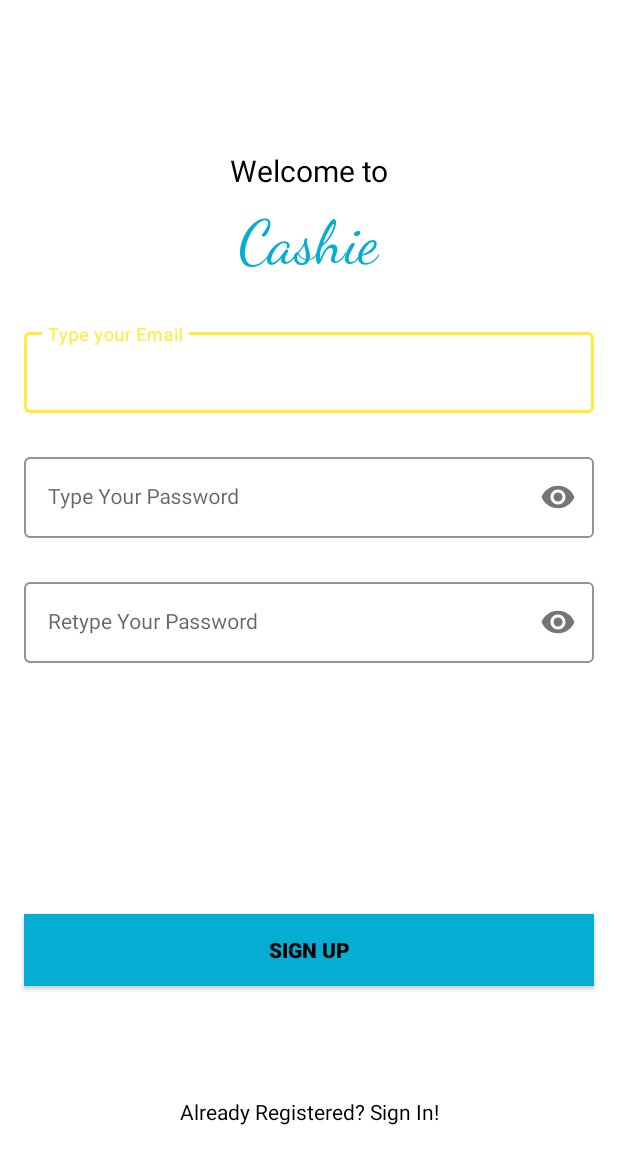
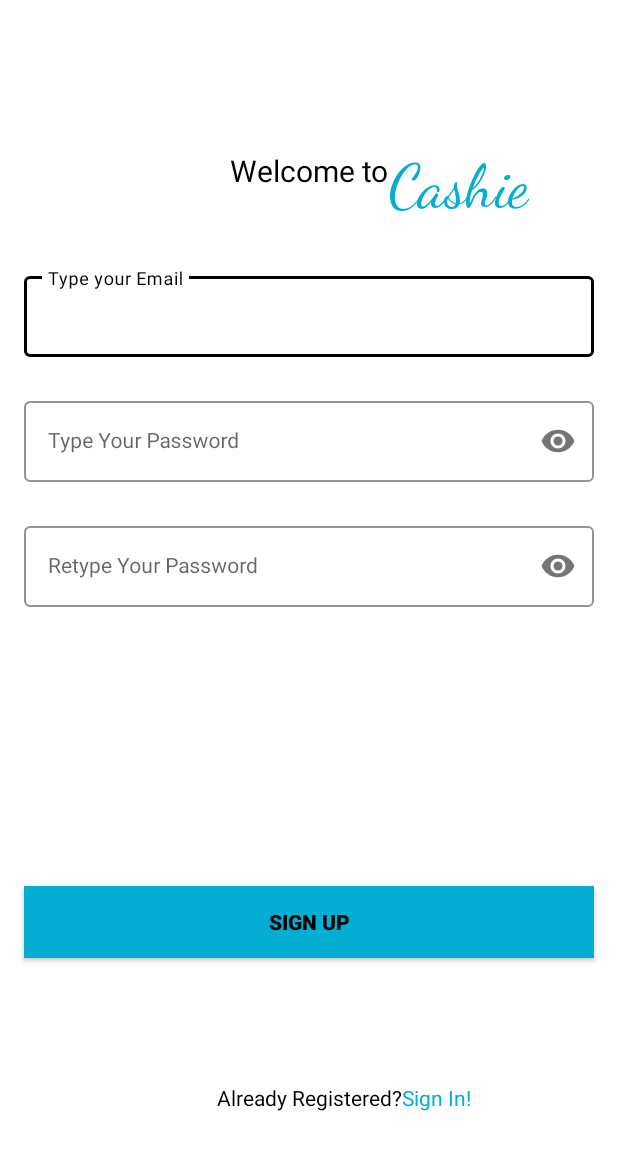
Before and after one commit to edi39z/Cashie, an Android app built with Jetpack Compose: the screen it shows after launch (SignUpActivity), after a tap on "Create an Account", on a phone screen of 412 x 824 dp. Shown: the top 1164 px of the screen. Run offline under Robolectric (Android 15) with nearby library versions, the phone set to English and light mode, and no system bars; our stand-ins replace Firebase (no records; nobody signed in at launch, a user with empty details on screens opened directly); 2 other taps on this screen came first.

Commit message:
spachScreen ama perbaikan minor

```diff
--- a/app/src/main/java/com/example/myapplication/LoadingActivity.kt
+++ b/app/src/main/java/com/example/myapplication/LoadingActivity.kt
@@ -8,19 +8,19 @@ import android.os.Handler
 import android.os.Looper
 
 @SuppressLint("CustomSplashScreen")
-class SplashActivity : AppCompatActivity() {
+class LoadingActivity : AppCompatActivity() {
     override fun onCreate(savedInstanceState: Bundle?) {
         super.onCreate(savedInstanceState)
         setContentView(R.layout.activity_loading)
 
         Handler(Looper.getMainLooper()).postDelayed({
-            goToMainActivity()
+            goToSignInActivity()
         }, 3000L)
     }
 
-    private fun goToMainActivity() {
-        Intent(this, MainActivity::class.java).also {
-            SignInActivity()
+    private fun goToSignInActivity() {
+        Intent(this, SignInActivity::class.java).also {
+            startActivity(it)
             finish()
         }
     }
--- a/app/src/main/java/com/example/myapplication/SignUpActivity.kt
+++ b/app/src/main/java/com/example/myapplication/SignUpActivity.kt
@@ -21,7 +21,7 @@ class SignUpActivity : AppCompatActivity() {
 
         firebaseAuth = FirebaseAuth.getInstance()
 
-        binding.textView.setOnClickListener {
+        binding.textView2.setOnClickListener {
             val intent = Intent(this, SignInActivity::class.java)
             startActivity(intent)
         }
--- a/app/src/main/res/layout/activity_sign_up.xml
+++ b/app/src/main/res/layout/activity_sign_up.xml
@@ -29,10 +29,9 @@
         android:textSize="40sp"
         android:textColor="#03AED2"
         android:fontFamily="cursive"
-        android:layout_marginTop="10dp"
-        app:layout_constraintTop_toBottomOf="@id/welcome_to"
-        app:layout_constraintStart_toStartOf="parent"
-        app:layout_constraintEnd_toEndOf="parent" />
+        android:layout_marginTop="100dp"
+        app:layout_constraintTop_toTopOf="parent"
+        app:layout_constraintStart_toEndOf="@+id/welcome_to" />
 
     <!-- Email Input -->
     <com.google.android.material.textfield.TextInputLayout
@@ -42,8 +41,8 @@
         android:layout_height="wrap_content"
         android:layout_marginHorizontal="16dp"
         android:layout_marginTop="30dp"
-        app:boxStrokeColor="@color/yellow"
-        app:hintTextColor="@color/yellow"
+        app:boxStrokeColor="@color/black"
+        app:hintTextColor="@color/black"
         app:layout_constraintEnd_toEndOf="parent"
         app:layout_constraintStart_toStartOf="parent"
         app:layout_constraintTop_toBottomOf="@id/cashie">
@@ -65,8 +64,8 @@
         android:layout_height="wrap_content"
         android:layout_marginHorizontal="16dp"
         android:layout_marginTop="24dp"
-        app:boxStrokeColor="@color/yellow"
-        app:hintTextColor="@color/yellow"
+        app:boxStrokeColor="@color/black"
+        app:hintTextColor="@color/black"
         app:passwordToggleEnabled="true"
         app:layout_constraintEnd_toEndOf="parent"
         app:layout_constraintStart_toStartOf="parent"
@@ -89,8 +88,8 @@
         android:layout_height="wrap_content"
         android:layout_marginHorizontal="16dp"
         android:layout_marginTop="24dp"
-        app:boxStrokeColor="@color/yellow"
-        app:hintTextColor="@color/yellow"
+        app:boxStrokeColor="@color/black"
+        app:hintTextColor="@color/black"
         app:passwordToggleEnabled="true"
         app:layout_constraintEnd_toEndOf="parent"
         app:layout_constraintStart_toStartOf="parent"
@@ -126,11 +125,22 @@
         android:layout_width="wrap_content"
         android:layout_height="wrap_content"
         android:textColor="@color/black"
-        android:text="Already Registered? Sign In!"
+        android:text="Already Registered?"
         app:layout_constraintTop_toBottomOf="@id/button"
         app:layout_constraintStart_toStartOf="parent"
         app:layout_constraintEnd_toEndOf="parent"
         app:layout_constraintBottom_toBottomOf="parent"
         app:layout_constraintHorizontal_bias="0.5" />
 
+    <TextView
+        android:id="@+id/textView2"
+        android:layout_width="wrap_content"
+        android:layout_height="wrap_content"
+        android:textColor="@color/btncolor"
+        android:text="Sign In!"
+        app:layout_constraintTop_toBottomOf="@id/button"
+        app:layout_constraintStart_toEndOf="@+id/textView"
+        app:layout_constraintBottom_toBottomOf="parent"
+        app:layout_constraintHorizontal_bias="0.5"/>
+
 </androidx.constraintlayout.widget.ConstraintLayout>
--- a/app/src/main/res/values/strings.xml
+++ b/app/src/main/res/values/strings.xml
@@ -1,3 +1,8 @@
 <resources>
     <string name="app_name">Cashie</string>
+    <string name="welcome">Welcome To</string>
+    <string name="signin">Sign in</string>
+    <string name="noakun">Not Registered Yet</string>
+    <string name="regis">Create an Account</string>
+
 </resources>
--- a/app/src/main/res/values/themes.xml
+++ b/app/src/main/res/values/themes.xml
@@ -10,7 +10,7 @@
         <item name="colorSecondaryVariant">@color/teal_700</item>
         <item name="colorOnSecondary">@color/black</item>
         <!-- Status bar color. -->
-        <item name="android:statusBarColor" tools:targetApi="l">@color/yellow</item>
+        <item name="android:statusBarColor">@android:color/transparent</item>
         <!-- Customize your theme here. -->
     </style>
 
```
Also changed, not shown: app/src/main/AndroidManifest.xml (+11 -11 lines), app/src/main/java/com/example/myapplication/MainActivity.kt (+3 -5 lines), app/src/main/res/layout/activity_sign_in.xml (+9 -9 lines).
